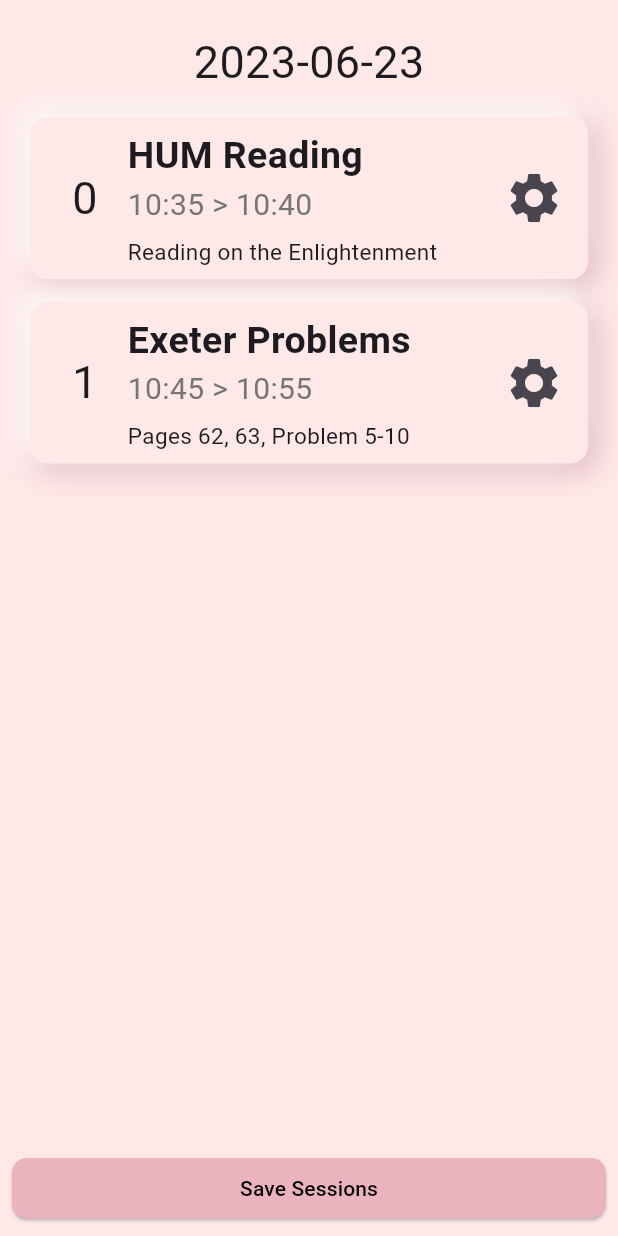
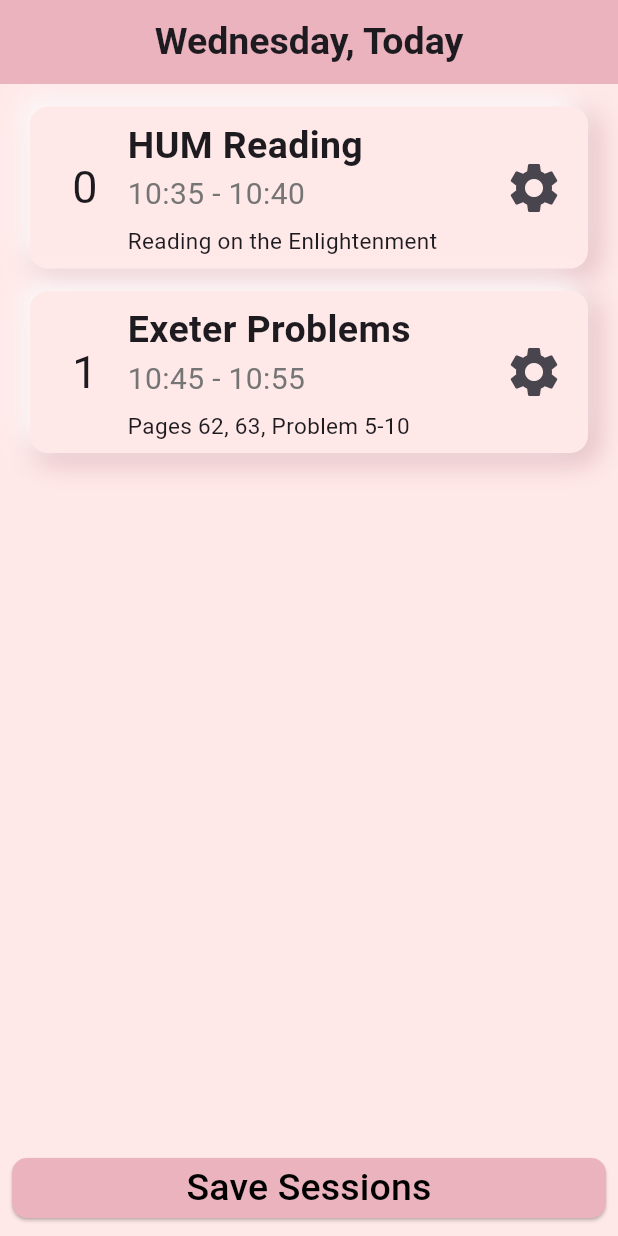
Before and after one commit to aexelqixing/LuRiVa-Flutter-Version, a Flutter app: the screen it shows after launch, on a phone screen of 412 x 824 dp. Run offline on Flutter 3.47's test engine with Material 2 defaults, Android fonts, the phone set to English and light mode, and no system bars; drawn by our look-alikes of flutter_slidable.

Commit message:
organized code a little bit and added comments, and also a slide to delete feature for each of the sessions - 06/20/2023

```diff
--- a/lib/components/session_tile.dart
+++ b/lib/components/session_tile.dart
@@ -1,17 +1,24 @@
 import 'package:flutter/material.dart';
+import 'package:flutter_slidable/flutter_slidable.dart';
 import 'package:intl/intl.dart';
 import 'package:luriva_flutter_ver/themes/light_pink_theme.dart';
 
-Color tile_color = const Color(0xffdaaeb5);
+import '../datetime/formatting_datetime.dart';
 
+/// the 'tile' for a single session
 class SessionTile extends StatelessWidget {
+  /// the meta data of each session
   final String sessionName;
   final String sessionDescription;
   final int index;
 
+  /// the start and end date of each session
   final DateTime startTime;
   final DateTime endTime;
 
+  final Function(BuildContext)? deleteTapped;
+
+  /// the constructor
   const SessionTile({
     super.key,
     required this.sessionName,
@@ -19,29 +26,43 @@ class SessionTile extends StatelessWidget {
     required this.index,
     required this.startTime,
     required this.endTime,
+    required this.deleteTapped,
   });
 
-  String formatStartAndEnd() {
-    return "${DateFormat('kk:mm').format(startTime)} > ${DateFormat('kk:mm').format(endTime)}";
-  }
-
+  // build the actual tile
   @override
   Widget build(BuildContext context) {
     return Padding(
       padding: const EdgeInsets.only(top: 15, left: 20, right: 20),
+      child: Slidable(
+        endActionPane: ActionPane(
+          motion: const StretchMotion(),
+          children: [
+            // the Delete button
+            SlidableAction(
+              onPressed: deleteTapped,
+              backgroundColor: Colors.red.shade400,
+              icon: Icons.delete,
+              borderRadius: BorderRadius.circular(12),
+            )
+          ],
+        ),
         child: Container(
           padding: EdgeInsets.all(8.0),
           decoration: BoxDecoration(
               color: mintyrose,
               borderRadius: BorderRadius.circular(12),
               boxShadow: [
+                // shadow on the bottom right
                 BoxShadow(
-                  color: tile_color,
+                    color: dark_shadow,
                     offset: Offset(4, 4),
                     blurRadius: 15,
                     spreadRadius: 1),
+
+                // shadow on the top left
                 BoxShadow(
-                  color: Colors.white,
+                    color: light_shadow,
                     offset: Offset(-5, -5),
                     blurRadius: 15,
                     spreadRadius: 1)
@@ -51,6 +72,7 @@ class SessionTile extends StatelessWidget {
             children: [
               Row(
                 children: [
+                  // the number of what session of the day this is
                   Padding(
                     padding: const EdgeInsets.symmetric(horizontal: 20.0),
                     child: Text(
@@ -58,6 +80,7 @@ class SessionTile extends StatelessWidget {
                       style: TextStyle(fontSize: 30),
                     ),
                   ),
+                  //
                   Column(
                     crossAxisAlignment: CrossAxisAlignment.start,
                     children: [
@@ -69,9 +92,9 @@ class SessionTile extends StatelessWidget {
                         ),
                       ),
                       Text(
-                      formatStartAndEnd(),
-                      style:
-                          TextStyle(color: Colors.grey.shade600, fontSize: 20),
+                        formatStartAndEnd(startTime, endTime),
+                        style: TextStyle(
+                            color: Colors.grey.shade600, fontSize: 20),
                       ),
                       SizedBox(
                         height: 6,
@@ -100,6 +123,7 @@ class SessionTile extends StatelessWidget {
             ],
           ),
         ),
+      ),
     );
   }
 }
--- /dev/null
+++ b/lib/datetime/formatting_datetime.dart
@@ -0,0 +1,26 @@
+import 'package:intl/intl.dart';
+
+/// Returns the word day of the week when given a number.
+String formatWeekday(int weekdayNum) {
+  switch (weekdayNum) {
+    case 0: { return "Sunday"; }
+    break;
+    case 1: { return "Monday"; }
+    break;
+    case 2: { return "Tuesday"; }
+    break;
+    case 3: { return "Wednesday"; }
+    break;
+    case 4: { return "Thursday"; }
+    break;
+    case 5: { return "Friday"; }
+    break;
+    default: { return "Saturday"; }
+    break;
+  }
+}
+
+/// Formats DateTime objects as a timespan (HH:mm - HH:mm)
+String formatStartAndEnd(DateTime startTime, DateTime endTime) {
+  return "${DateFormat('kk:mm').format(startTime)} - ${DateFormat('kk:mm').format(endTime)}";
+}
--- a/lib/main.dart
+++ b/lib/main.dart
@@ -33,7 +33,7 @@ class MyApp extends StatelessWidget {
         colorScheme: ColorScheme.fromSeed(seedColor: Colors.deepPurple),
         useMaterial3: true,
       ),
-      home: DaysSessions(day: DateTime.now().add(Duration(days: 2)),),
+      home: DaysSessions(day: DateTime.now(),),
       debugShowCheckedModeBanner: false,
     );
   }
--- a/lib/screens/days_sessions.dart
+++ b/lib/screens/days_sessions.dart
@@ -3,6 +3,9 @@ import 'package:intl/intl.dart';
 import 'package:luriva_flutter_ver/components/session_tile.dart';
 import 'package:luriva_flutter_ver/themes/light_pink_theme.dart';
 
+import '../datetime/formatting_datetime.dart';
+
+/// The Screen that shows the sessions for that particular day
 class DaysSessions extends StatefulWidget {
   final DateTime day;
 
@@ -31,30 +34,38 @@ class _DaysSessionsState extends State<DaysSessions> {
     ],
   ];
 
+  /// Returns the title for the screen displayed at the top
+  ///
+  /// If the day is the current day, displayed "Today" rather than the date
   String formatDayTitle() {
     DateTime now = DateTime.now();
     if (widget.day.year == now.year &&
         widget.day.month == now.month &&
         widget.day.day == now.day) {
-      return "Today's Sessions";
+      return "${formatWeekday(widget.day.weekday)}, Today";
     } else {
-      return DateFormat('yyyy-MM-dd').format(widget.day);
+      return "${formatWeekday(widget.day.weekday)}, ${DateFormat('yyyy-MM-dd').format(widget.day)}";
     }
+  }
+
+  /// Delete Session
+  void deleteSession(int index) {
+    setState(() {
+      sessions.removeAt(index);
+    });
   }
 
   @override
   Widget build(BuildContext context) {
     return Scaffold(
       backgroundColor: mintyrose,
+      appBar: AppBar(
+        title: Text(formatDayTitle(), style: TextStyle(fontWeight: FontWeight.bold, fontSize: 25),),
+        backgroundColor: amaranth,
+        centerTitle: true,
+      ),
       body: Column(
         children: [
-          Padding(
-            padding: const EdgeInsets.only(top: 20.0, bottom: 0.0),
-            child: Text(
-              formatDayTitle(),
-              style: TextStyle(fontSize: 30),
-            ),
-          ),
           Expanded(
             child: ListView.builder(
                 itemCount: sessions.length,
@@ -65,6 +76,7 @@ class _DaysSessionsState extends State<DaysSessions> {
                     index: index,
                     startTime: sessions[index][2],
                     endTime: sessions[index][3],
+                    deleteTapped: (context) => deleteSession(index),
                   );
                 }),
           ),
@@ -80,7 +92,7 @@ class _DaysSessionsState extends State<DaysSessions> {
                 child: Row(
                   mainAxisAlignment: MainAxisAlignment.center,
                   children: [
-                    Text("Save Sessions"),
+                    Text("Save Sessions", style: TextStyle(fontSize: 25),),
                   ],
                 )),
           ),
--- a/lib/themes/light_pink_theme.dart
+++ b/lib/themes/light_pink_theme.dart
@@ -4,9 +4,5 @@ Color mintyrose = const Color(0xffffe8e8);
 Color madder = const Color(0xffa50926);
 Color amaranth = const Color(0xffebb3be);
 Color nyanza = const Color(0xffd2e9cd);
-
-class LightPinkThemeData {
-  ThemeData getTheme() {
-    return ThemeData(primaryColor: mintyrose);
-  }
-}
+Color dark_shadow = const Color(0xffdaaeb5);
+Color light_shadow = const Color(0xFFFFFFFF);
--- a/pubspec.yaml
+++ b/pubspec.yaml
@@ -36,6 +36,7 @@ dependencies:
   # Use with the CupertinoIcons class for iOS style icons.
   cupertino_icons: ^1.0.2
   intl: ^0.18.1
+  flutter_slidable: ^1.2.0
 
 dev_dependencies:
   flutter_test:
```
Also changed, not shown: pubspec.lock. Lines whose indentation alone changed are shown as unchanged.
